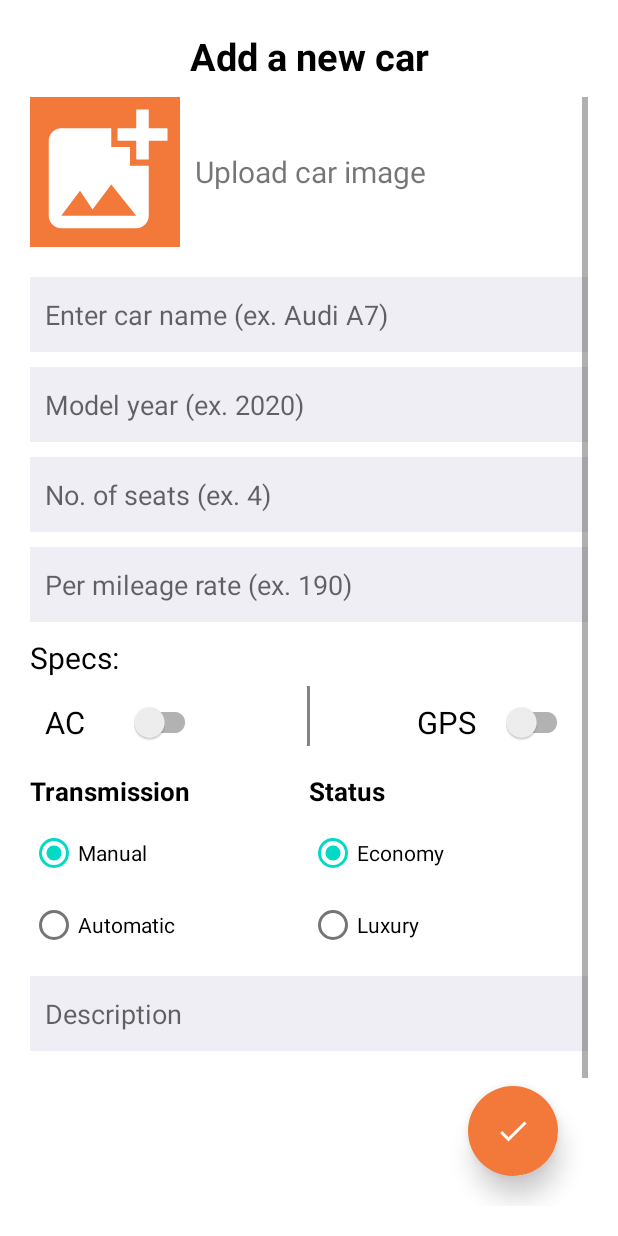
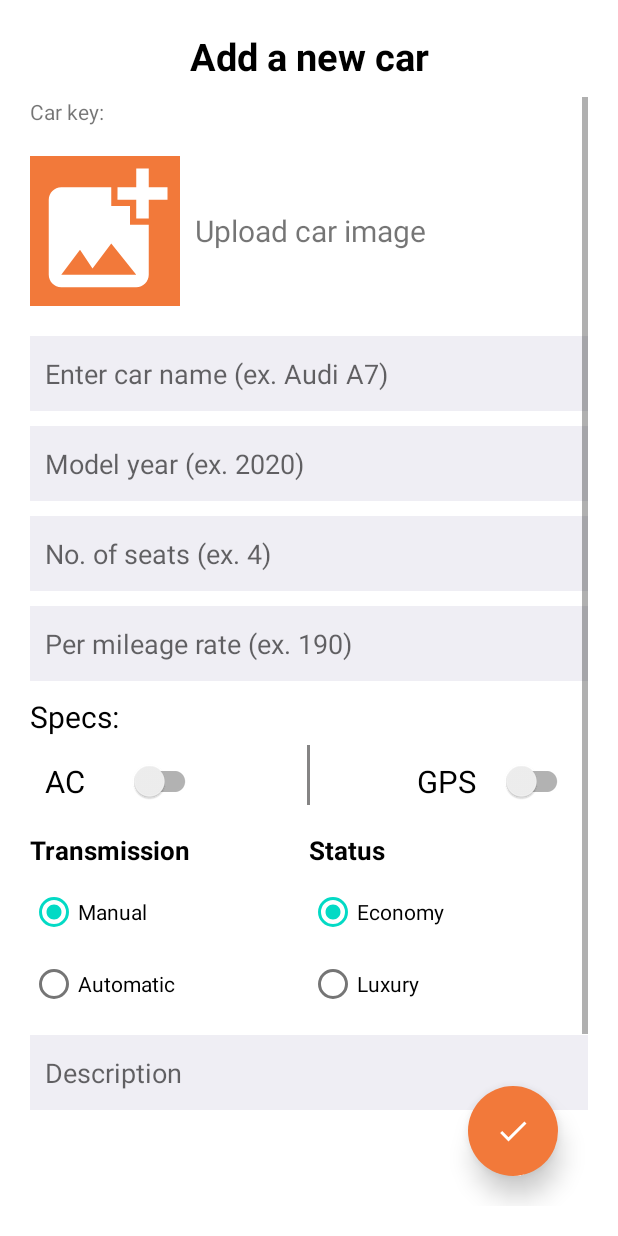
Before and after one commit to Moutamid/AdminCarRentalProject, an Android app: the AddCarActivity screen opened directly, with no data from a screen before it, on a phone screen of 412 x 824 dp. Run offline under Robolectric (Android 15) with nearby library versions, the light colour scheme and no system bars; our stand-ins replace Firebase (no records; nobody signed in at launch, a user with empty details on screens opened directly); pictures from the network do not load.

Commit message:
30 5 2021

```diff
--- a/app/src/main/java/com/moutamid/admincarrentalproject/ui/home/AddCarActivity.java
+++ b/app/src/main/java/com/moutamid/admincarrentalproject/ui/home/AddCarActivity.java
@@ -16,6 +16,7 @@ import android.widget.EditText;
 import android.widget.ImageView;
 import android.widget.RadioGroup;
 import android.widget.RelativeLayout;
+import android.widget.TextView;
 import android.widget.Toast;
 
 import com.bumptech.glide.Glide;
@@ -52,6 +53,7 @@ public class AddCarActivity extends AppCompatActivity {
     private boolean gpsValue = false, acValue = false;
 
     private ImageView carImageView;
+
     private EditText nameEditText, modelEditText, seatsEditText,
             rateEditText, descriptionEditText;
     private SwitchCompat acSwitch, gpsSwitch;
@@ -160,6 +162,9 @@ public class AddCarActivity extends AppCompatActivity {
 
         if (engineStr.toLowerCase().equals("gas"))
             engineRadioGroup.check(R.id.radio_btn_gas);
+
+        TextView keyTv = findViewById(R.id.car_key_text_view);
+        keyTv.setText(carKey);
 
         nameEditText.setText(nameStr);
         modelEditText.setText(modelStr);
--- a/app/src/main/res/layout/activity_add_car.xml
+++ b/app/src/main/res/layout/activity_add_car.xml
@@ -29,9 +29,33 @@
             android:layout_height="wrap_content"
             android:orientation="vertical">
 
+            <LinearLayout
+                android:layout_width="match_parent"
+                android:layout_height="wrap_content"
+                android:orientation="horizontal">
+
+                <TextView
+                    android:layout_width="wrap_content"
+                    android:layout_height="wrap_content"
+                    android:text="Car key: " />
+
+                <TextView
+                    android:id="@+id/car_key_text_view"
+                    android:layout_width="wrap_content"
+                    android:layout_height="wrap_content"
+                    android:layout_marginStart="10dp"
+                    android:layout_marginLeft="10dp"
+                    android:gravity="center"
+                    android:text=""
+                    android:textIsSelectable="true"
+                    android:textStyle="bold" />
+
+            </LinearLayout>
+
             <RelativeLayout
                 android:layout_width="match_parent"
-                android:layout_height="wrap_content">
+                android:layout_height="wrap_content"
+                android:layout_marginTop="20dp">
 
                 <ImageView
                     android:id="@+id/add_car_imageview"
```
Also changed, not shown: app/src/main/java/com/moutamid/admincarrentalproject/ui/requests/RequestViewerActivity.java (+91 -13 lines).
